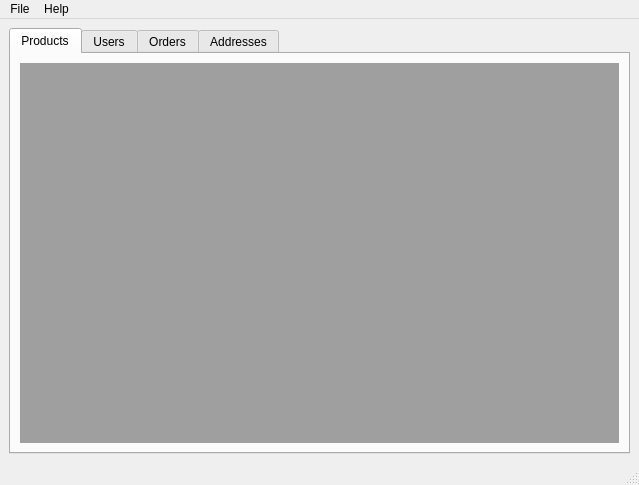
Before: the Qt Designer form mainwindow.ui in gustavosinbandera1/mayorga_db, drawn with Qt 5.
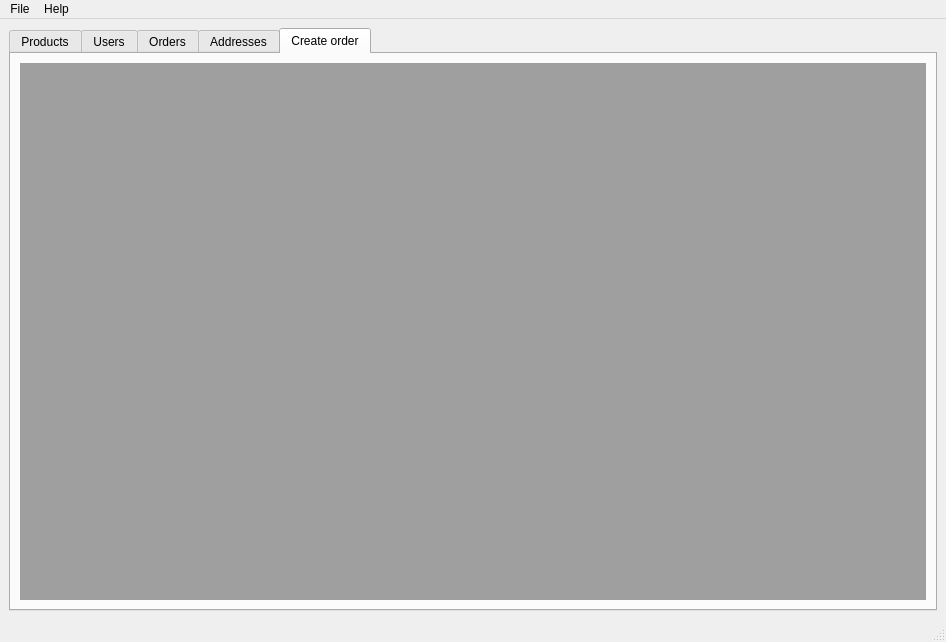
After: the same form once the commit is applied. The open tabs and pages were chosen to show the change.

Patch:
```diff
--- a/mainwindow.ui
+++ b/mainwindow.ui
@@ -6,8 +6,8 @@
    <rect>
     <x>0</x>
     <y>0</y>
-    <width>639</width>
-    <height>485</height>
+    <width>946</width>
+    <height>642</height>
    </rect>
   </property>
   <property name="windowTitle">
@@ -60,6 +60,16 @@
         </item>
        </layout>
       </widget>
+      <widget class="QWidget" name="tab_5">
+       <attribute name="title">
+        <string>Create order</string>
+       </attribute>
+       <layout class="QGridLayout" name="gridLayout_6">
+        <item row="0" column="0">
+         <widget class="QMdiArea" name="orderFormMdiArea"/>
+        </item>
+       </layout>
+      </widget>
      </widget>
     </item>
    </layout>
@@ -70,7 +80,7 @@
     <rect>
      <x>0</x>
      <y>0</y>
-     <width>639</width>
+     <width>946</width>
      <height>22</height>
     </rect>
    </property>
```
Left out of the diff: 17 changed lines with no effect on the pictures.
